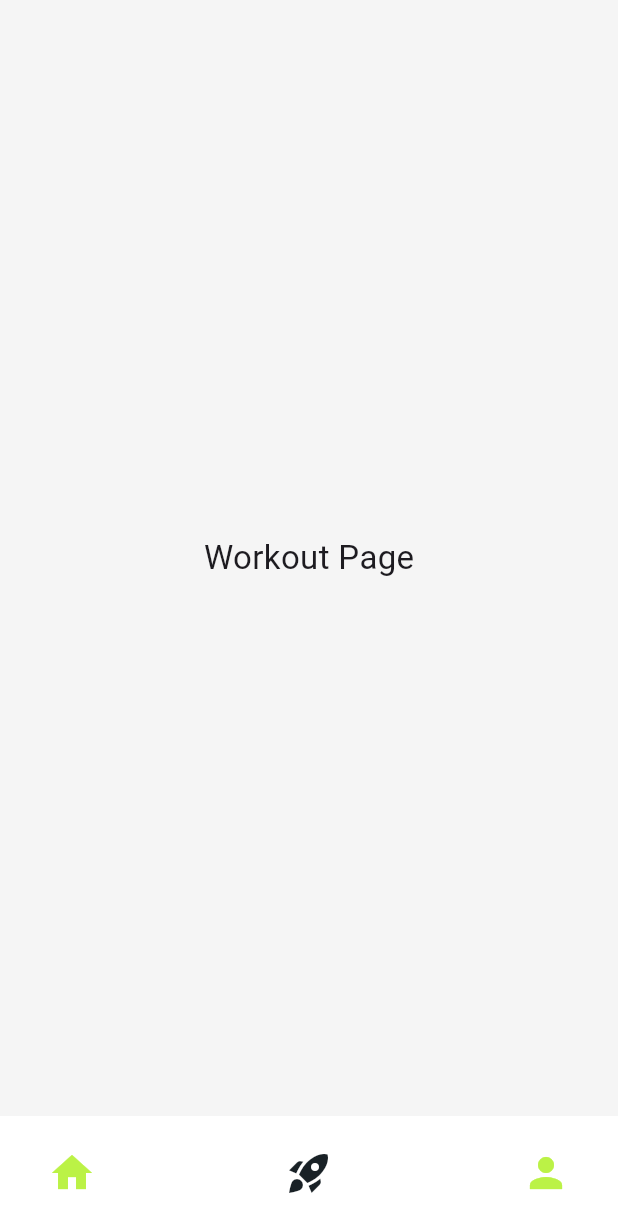
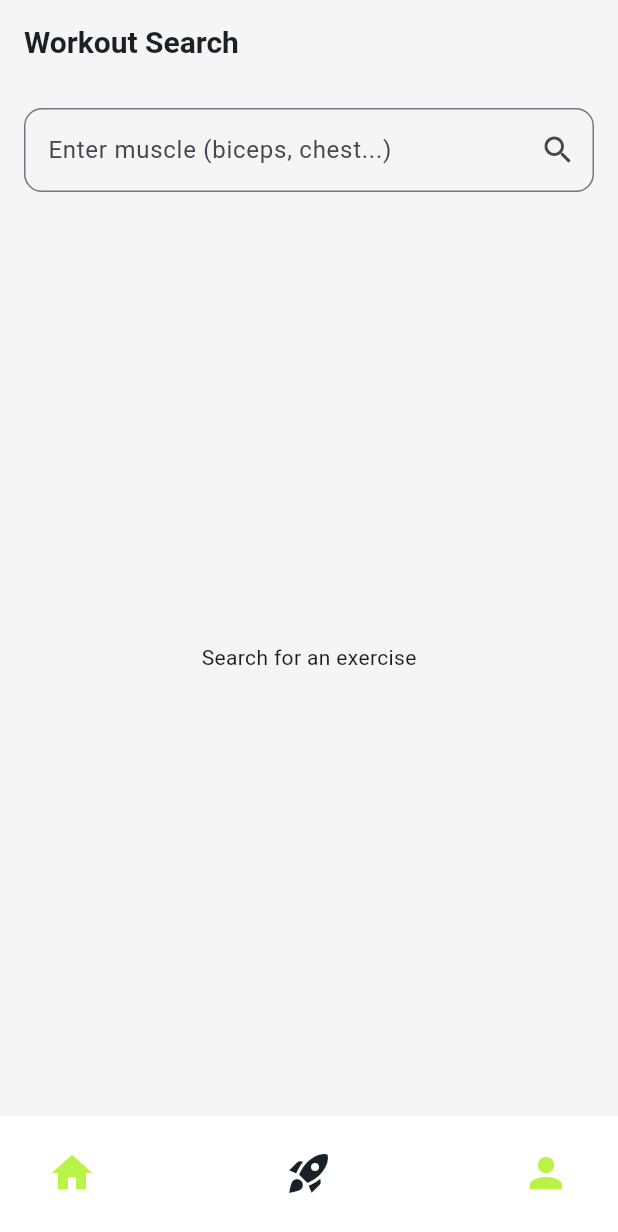
Before and after one commit to shahd-tarek/Exercises, a Flutter app: the HomeView screen opened by its route, item 2 of the bottom bar chosen, on a phone screen of 412 x 824 dp. Shown: the top 1232 px of the screen. Run offline on Flutter 3.47's test engine with Material 3 defaults, Android fonts, the phone set to English and light mode, and no system bars; our stand-ins replace dio, equatable, flutter_bloc, go_router.

Commit message:
add workout cubit

```diff
--- a/lib/features/home/data/cubit/home_cubit.dart
+++ b/lib/features/home/data/cubit/home_cubit.dart
@@ -1,10 +1,10 @@
-import 'package:exercises/core/repo/api_repo.dart';
+import 'package:exercises/features/home/data/repo/home_repo.dart';
 import 'package:exercises/features/home/data/cubit/home_state.dart';
 import 'package:flutter_bloc/flutter_bloc.dart';
 
 class HomeCubit extends Cubit<HomeState> {
   HomeCubit(this.repo) : super(HomeInitial());
-  final ApiRepo repo;
+  final HomeRepo repo;
   Future<void> getExercises({String? muscle}) async {
     emit(HomeLoading());
     try {
--- a/lib/core/repo/api_repo.dart
+++ b/lib/features/home/data/repo/home_repo.dart
@@ -1,11 +1,11 @@
 import 'package:dio/dio.dart';
 import 'package:exercises/features/home/data/models/exercise_model.dart';
 
-class ApiRepo {
+class HomeRepo {
   final Dio dio;
   final baseUrl = "https://api.api-ninjas.com/v1/";
   final String apiKey = "J0wInoXiBwfR2dfcXRJ6cA==ruLt8yatbkZB2Yrq";
-  ApiRepo(this.dio);
+  HomeRepo(this.dio);
 
   Future<List<ExerciseModel>> getExercises({String? muscle}) async {
     try {
--- a/lib/features/home/presentation/views/home_view.dart
+++ b/lib/features/home/presentation/views/home_view.dart
@@ -1,8 +1,9 @@
 import 'package:dio/dio.dart';
-import 'package:exercises/core/repo/api_repo.dart';
+import 'package:exercises/features/home/data/repo/home_repo.dart';
 import 'package:exercises/features/home/data/cubit/home_cubit.dart';
 import 'package:exercises/features/home/presentation/widgets/bottom_app_bar.dart';
 import 'package:exercises/features/home/presentation/widgets/home_view_body.dart';
+import 'package:exercises/features/workout/presentation/views/workout_view.dart';
 import 'package:flutter/material.dart';
 import 'package:flutter_bloc/flutter_bloc.dart';
 
@@ -18,7 +19,7 @@ class _HomeViewState extends State<HomeView> {
 
   final List<Widget> _pages = [
     HomeViewBody(),
-    const Center(child: Text("Workout Page", style: TextStyle(fontSize: 22))),
+    WorkOutView(),
     const Center(child: Text("Profile Page", style: TextStyle(fontSize: 22))),
   ];
 
@@ -31,7 +32,7 @@ class _HomeViewState extends State<HomeView> {
   @override
   Widget build(BuildContext context) {
     return BlocProvider(
-      create: (context) => HomeCubit(ApiRepo(Dio())),
+      create: (context) => HomeCubit(HomeRepo(Dio())),
       child: Scaffold(
         body: _pages[_selectedIndex],
         bottomNavigationBar: CustomBottomAppBar(
--- /dev/null
+++ b/lib/features/workout/data/cubit/workout_cubit.dart
@@ -0,0 +1,19 @@
+import 'package:exercises/features/workout/data/cubit/workout_state.dart';
+import 'package:exercises/features/workout/data/repo/workout_repo.dart';
+import 'package:flutter_bloc/flutter_bloc.dart';
+
+class WorkoutCubit extends Cubit<WorkoutState> {
+  WorkoutCubit(this.repo) : super(WorkoutInitial());
+  final WorkoutRepo repo;
+
+  void searchByMuscle(String muscle) async {
+    if (muscle.isEmpty) return;
+    emit(WorkoutLoading());
+    try {
+      final exercises = await repo.fetchExercisesByMuscle(muscle);
+      emit(WorkoutLoaded(exercises));
+    } catch (errmessage) {
+      emit(WorkoutError(errmessage.toString()));
+    }
+  }
+}
--- /dev/null
+++ b/lib/features/workout/data/cubit/workout_state.dart
@@ -0,0 +1,22 @@
+import 'package:equatable/equatable.dart';
+import 'package:exercises/features/home/data/models/exercise_model.dart';
+
+
+abstract class WorkoutState extends Equatable {
+   @override
+  List<Object?> get props => [];
+}
+
+class WorkoutInitial extends WorkoutState {}
+
+class WorkoutLoading extends WorkoutState {}
+
+class WorkoutLoaded extends WorkoutState {
+  final List<ExerciseModel> exercises;
+  WorkoutLoaded(this.exercises);
+}
+
+class WorkoutError extends WorkoutState {
+  final String errmessage;
+  WorkoutError(this.errmessage);
+}
--- /dev/null
+++ b/lib/features/workout/data/repo/workout_repo.dart
@@ -0,0 +1,25 @@
+import 'package:dio/dio.dart';
+import 'package:exercises/features/home/data/models/exercise_model.dart';
+
+class WorkoutRepo {
+  final Dio dio;
+  final String apiKey = "J0wInoXiBwfR2dfcXRJ6cA==ruLt8yatbkZB2Yrq";
+
+  WorkoutRepo(this.dio);
+
+  Future <List<ExerciseModel>> fetchExercisesByMuscle(String muscle) async{
+    try{
+      final response = await dio.get(
+        'https://api.api-ninjas.com/v1/exercises',
+         queryParameters: {'muscle': muscle},
+        options: Options(headers: {'X-Api-Key': apiKey}),
+      );
+      final List data = response.data;
+      return data.map((e) => ExerciseModel.fromJson(e)).toList();
+    }catch(e){
+     throw Exception('Failed to load exercises: $e');
+    }
+
+  }
+
+}
--- /dev/null
+++ b/lib/features/workout/presentation/views/workout_view.dart
@@ -0,0 +1,30 @@
+import 'package:exercises/core/utils/constants.dart';
+import 'package:exercises/core/utils/styles.dart';
+import 'package:exercises/features/workout/data/cubit/workout_cubit.dart';
+import 'package:exercises/features/workout/data/repo/workout_repo.dart';
+import 'package:exercises/features/workout/presentation/widgets/workout_body.dart';
+import 'package:flutter/material.dart';
+import 'package:flutter_bloc/flutter_bloc.dart';
+import 'package:dio/dio.dart';
+
+
+class WorkOutView extends StatelessWidget {
+  const WorkOutView({super.key});
+
+  @override
+  Widget build(BuildContext context) {
+    return BlocProvider(
+      create: (_) => WorkoutCubit(WorkoutRepo(Dio())),
+      child: Scaffold(
+        appBar: AppBar(
+          title:Text("Workout Search",style: Styles.textStyle20.copyWith(
+            fontWeight: FontWeight.bold,
+            color: kTextColor,
+          ),),
+          backgroundColor: kBackground,
+        ),
+        body: const WorkOutBody(),
+      ),
+    );
+  }
+}
--- /dev/null
+++ b/lib/features/workout/presentation/widgets/workout_body.dart
@@ -0,0 +1,101 @@
+
+import 'package:exercises/features/home/data/models/exercise_model.dart';
+import 'package:exercises/features/workout/data/cubit/workout_cubit.dart';
+import 'package:exercises/features/workout/data/cubit/workout_state.dart';
+import 'package:flutter/material.dart';
+import 'package:flutter_bloc/flutter_bloc.dart';
+
+class WorkOutBody extends StatefulWidget {
+  const WorkOutBody({super.key});
+
+  @override
+  State<WorkOutBody> createState() => _WorkOutBodyState();
+}
+
+class _WorkOutBodyState extends State<WorkOutBody> {
+  final TextEditingController _controller = TextEditingController();
+
+  @override
+  Widget build(BuildContext context) {
+    final cubit = context.read<WorkoutCubit>();
+
+    return Padding(
+      padding: const EdgeInsets.all(16),
+      child: Column(
+        children: [
+          TextField(
+            controller: _controller,
+            decoration: InputDecoration(
+              hintText: "Enter muscle (biceps, chest...)",
+              suffixIcon: IconButton(
+                icon: const Icon(Icons.search),
+                onPressed: () {
+                  cubit.searchByMuscle(_controller.text.trim());
+                },
+              ),
+              border: OutlineInputBorder(
+                borderRadius: BorderRadius.circular(12),
+              ),
+            ),
+          ),
+          const SizedBox(height: 20),
+          Expanded(
+            child: BlocBuilder<WorkoutCubit, WorkoutState>(
+              builder: (context, state) {
+                if (state is WorkoutLoading) {
+                  return const Center(child: CircularProgressIndicator());
+                } else if (state is WorkoutLoaded) {
+                  if (state.exercises.isEmpty) {
+                    return const Center(child: Text("No exercises found"));
+                  }
+                  return ListView.builder(
+                    itemCount: state.exercises.length,
+                    itemBuilder: (context, index) {
+                      final ex = state.exercises[index];
+                      return ListTile(
+                        title: Text(ex.name),
+                        subtitle: Text("${ex.muscle} • ${ex.difficulty}"),
+                        trailing: const Icon(Icons.arrow_forward_ios),
+                        onTap: () {
+                          Navigator.push(
+                            context,
+                            MaterialPageRoute(
+                              builder: (_) => ExerciseDetails(exercise: ex),
+                            ),
+                          );
+                        },
+                      );
+                    },
+                  );
+                } else if (state is WorkoutError) {
+                  return Center(child: Text(state.errmessage));
+                }
+                return const Center(child: Text("Search for an exercise"));
+              },
+            ),
+          ),
+        ],
+      ),
+    );
+  }
+}
+
+class ExerciseDetails extends StatelessWidget {
+  final ExerciseModel exercise;
+
+  const ExerciseDetails({super.key, required this.exercise});
+
+  @override
+  Widget build(BuildContext context) {
+    return Scaffold(
+      appBar: AppBar(title: Text(exercise.name)),
+      body: Padding(
+        padding: const EdgeInsets.all(16.0),
+        child: Text(
+          exercise.instructions,
+          style: const TextStyle(fontSize: 16, height: 1.5),
+        ),
+      ),
+    );
+  }
+}
```
